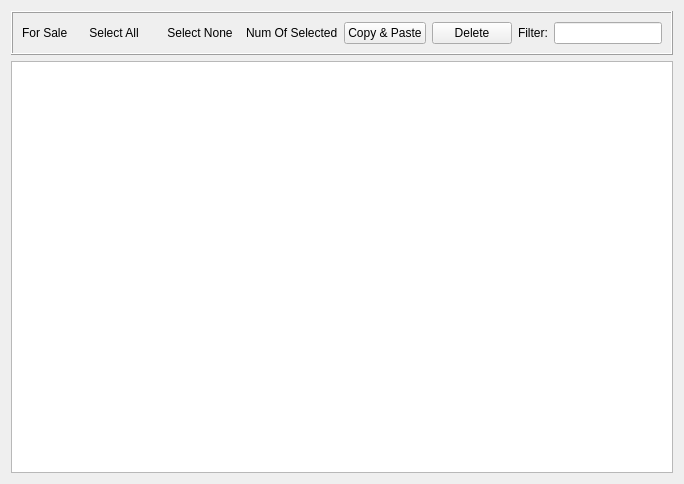
First picture: the form in src/Applications/BrickMoneyDesktop/src/LegSetTableView.ui, repository tlaemmlein/BrickMoney, before the edit.
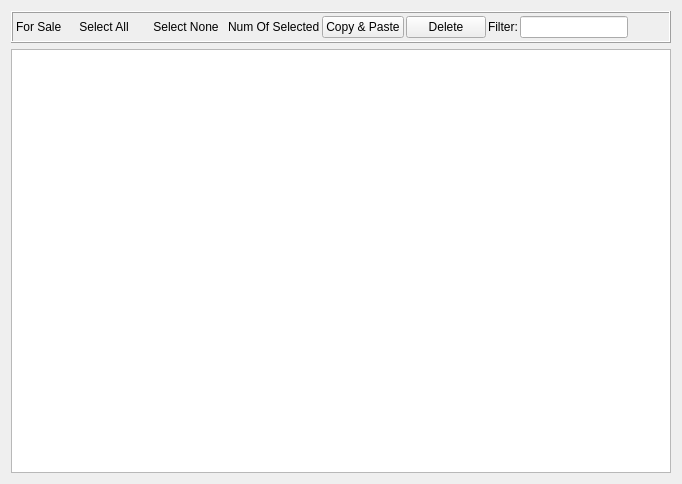
Second picture: the form after the edit.

Patch:
```diff
--- a/src/Applications/BrickMoneyDesktop/src/LegSetTableView.ui
+++ b/src/Applications/BrickMoneyDesktop/src/LegSetTableView.ui
@@ -23,6 +23,21 @@
       <enum>QFrame::Raised</enum>
      </property>
      <layout class="QHBoxLayout" name="horizontalLayout">
+      <property name="spacing">
+       <number>2</number>
+      </property>
+      <property name="leftMargin">
+       <number>3</number>
+      </property>
+      <property name="topMargin">
+       <number>3</number>
+      </property>
+      <property name="rightMargin">
+       <number>3</number>
+      </property>
+      <property name="bottomMargin">
+       <number>3</number>
+      </property>
       <item>
        <widget class="QLabel" name="legSetTableViewTitle">
         <property name="text">
@@ -32,6 +47,12 @@
       </item>
       <item>
        <widget class="QPushButton" name="selectAllPushButton">
+        <property name="sizePolicy">
+         <sizepolicy hsizetype="Minimum" vsizetype="Preferred">
+          <horstretch>0</horstretch>
+          <verstretch>0</verstretch>
+         </sizepolicy>
+        </property>
         <property name="text">
          <string>Select All</string>
         </property>
@@ -42,6 +63,12 @@
       </item>
       <item>
        <widget class="QPushButton" name="selectNonePushButton">
+        <property name="sizePolicy">
+         <sizepolicy hsizetype="Minimum" vsizetype="Preferred">
+          <horstretch>0</horstretch>
+          <verstretch>0</verstretch>
+         </sizepolicy>
+        </property>
         <property name="text">
          <string>Select None</string>
         </property>
```
